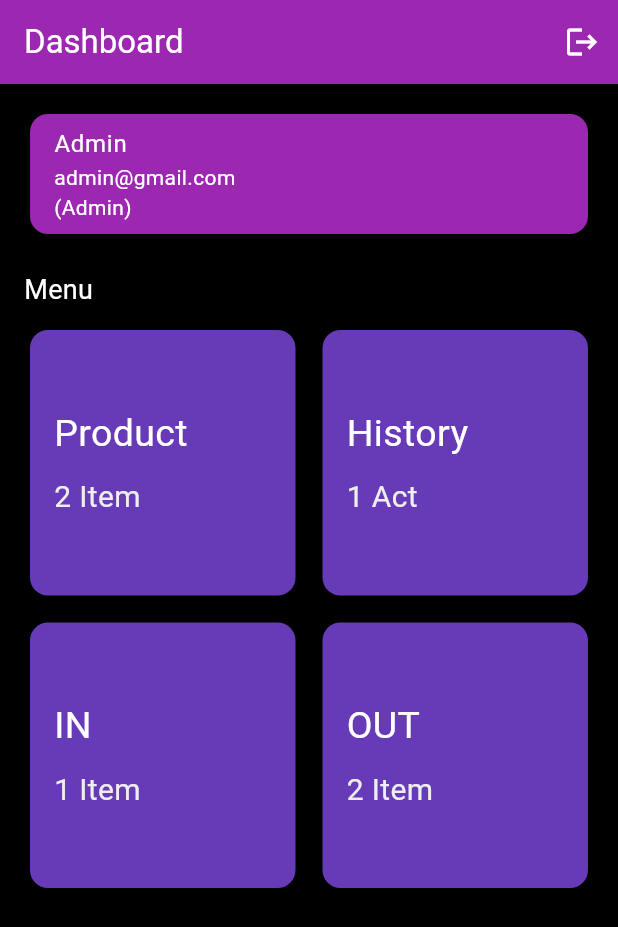
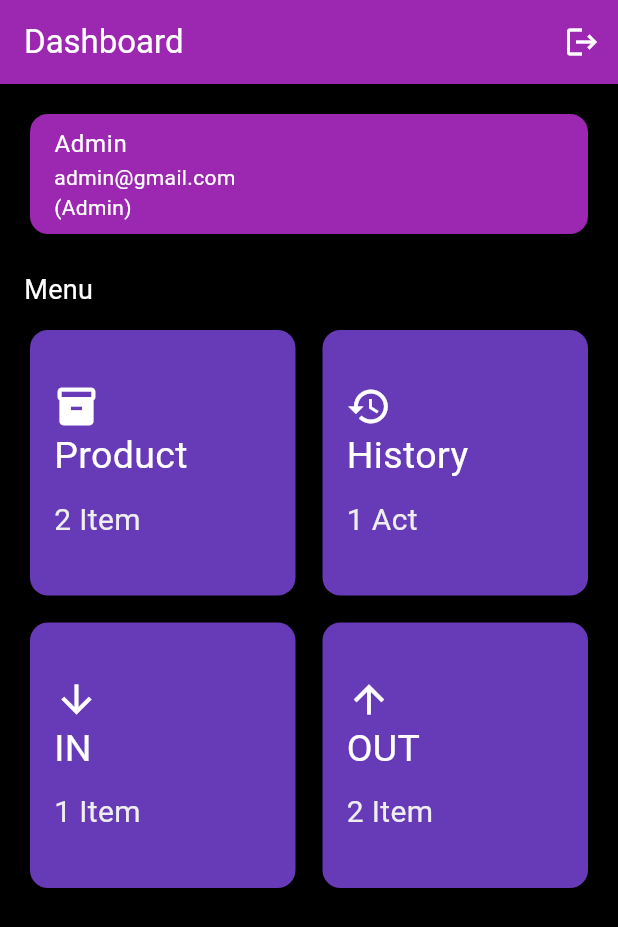
Before and after one commit to g4l3win/inventori, a Flutter app: the DashboardPage screen opened directly, on a phone screen of 412 x 824 dp. Shown: the top 927 px of the screen. Run offline on Flutter 3.47's test engine with Material 3 defaults, Android fonts, the phone set to English and light mode, and no system bars.

Commit message:
tambahin icon

```diff
--- a/lib/Screens/dashboard_page.dart
+++ b/lib/Screens/dashboard_page.dart
@@ -4,7 +4,6 @@ import 'package:inventori/Screens/history_page.dart';
 import 'product_page.dart';
 import 'login_page.dart';
 import 'IN_page.dart';
-
 
 class DashboardPage extends StatelessWidget {
   @override
@@ -17,13 +16,17 @@ class DashboardPage extends StatelessWidget {
         backgroundColor: Colors.purple,
         actions: [
           IconButton(
-            icon: Icon(Icons.logout, color: Colors.white,),
+            icon: Icon(
+              Icons.logout,
+              color: Colors.white,
+            ),
             onPressed: () {
               // Navigasi ke halaman login dan hapus riwayat halaman sebelumnya
               Navigator.pushAndRemoveUntil(
                 context,
                 MaterialPageRoute(builder: (context) => LoginPage()),
-                    (Route<dynamic> route) => false,  // Menghapus semua halaman sebelumnya
+                (Route<dynamic> route) =>
+                    false, // Menghapus semua halaman sebelumnya
               );
             },
           )
@@ -64,31 +67,32 @@ class DashboardPage extends StatelessWidget {
                 crossAxisSpacing: 10,
                 mainAxisSpacing: 10,
                 children: [
-                  _buildMenuItem('Product', '2 Item', onTap:(){
+                  _buildMenuItem('Product', '2 Item', Icons.inventory,
+                      onTap: () {
                     Navigator.push(
                       context,
-                      MaterialPageRoute(builder: (context)=>ProductPage()),
+                      MaterialPageRoute(builder: (context) => ProductPage()),
                     );
                   }),
-                  _buildMenuItem('History', '1 Act', onTap: (){
+                  _buildMenuItem('History', '1 Act', Icons.history, onTap: () {
                     // Navigasi ke halaman history
                     Navigator.push(
                       context,
                       MaterialPageRoute(builder: (context) => HistoryPage()),
-                    );// Aksi untuk melihat history
+                    ); // Aksi untuk melihat history
                   }),
-                  _buildMenuItem('IN', '1 Item',onTap: (){
-                // Navigasi ke halaman history
-                Navigator.push(
-                context,
-                MaterialPageRoute(builder: (context) => INPage()),
-                );
-                }),
-                  _buildMenuItem('OUT', '2 Item', onTap: (){
+                  _buildMenuItem('IN', '1 Item', Icons.arrow_downward,
+                      onTap: () {
+                    // Navigasi ke halaman history
                     Navigator.push(
                       context,
-                      MaterialPageRoute(builder: (context)=>OUTPage())
+                      MaterialPageRoute(builder: (context) => INPage()),
                     );
+                  }),
+                  _buildMenuItem('OUT', '2 Item', Icons.arrow_upward,
+                      onTap: () {
+                    Navigator.push(context,
+                        MaterialPageRoute(builder: (context) => OUTPage()));
                   }),
                 ],
               ),
@@ -101,7 +105,8 @@ class DashboardPage extends StatelessWidget {
   }
 
   // Fungsi untuk membangun tampilan setiap item di Grid
-  Widget _buildMenuItem(String title, String subtitle, {VoidCallback? onTap}) {
+  Widget _buildMenuItem(String title, String subtitle, IconData icon,
+      {VoidCallback? onTap}) {
     return Card(
       color: Colors.deepPurple,
       child: InkWell(
@@ -112,6 +117,7 @@ class DashboardPage extends StatelessWidget {
             mainAxisAlignment: MainAxisAlignment.center,
             crossAxisAlignment: CrossAxisAlignment.start,
             children: [
+              Icon(icon, color: Colors.white, size: 30), // Tambahkan Icon
               Text(
                 title,
                 style: TextStyle(color: Colors.white, fontSize: 25),
```
